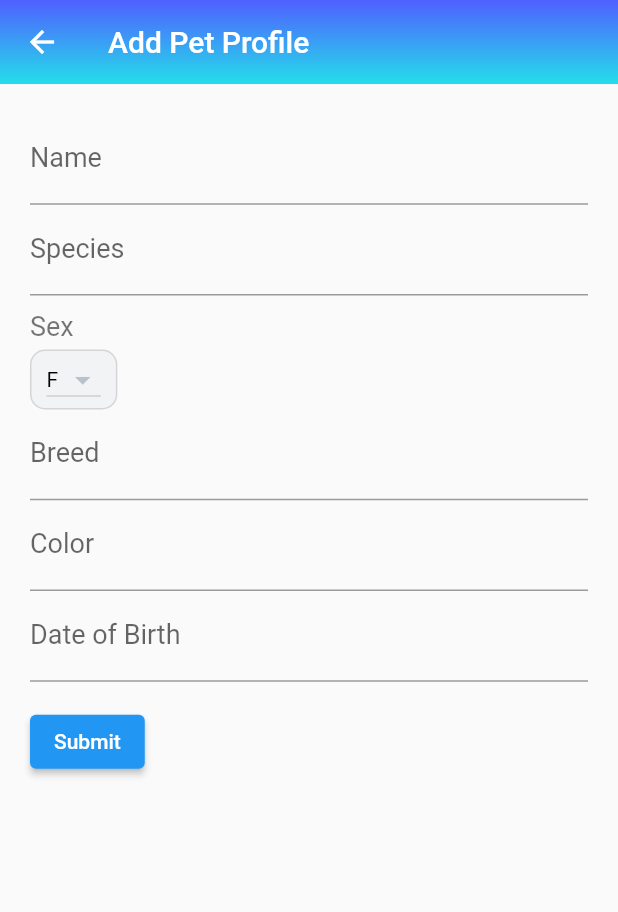
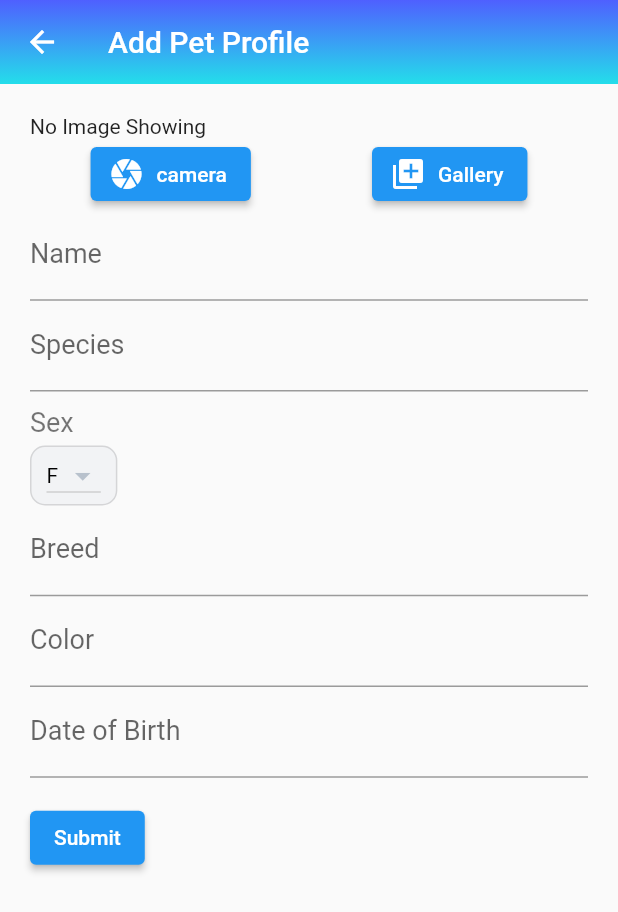
Before and after one commit to abichoi/Happy_Paws2, a Flutter app: the MyStatefulWidget screen opened directly, after a tap on the "add" icon, on a phone screen of 412 x 824 dp. Shown: the top 912 px of the screen. Run offline on Flutter 3.47's test engine with Material 2 defaults, Android fonts, the light colour scheme and no system bars; our stand-ins replace cloud_firestore, firebase_auth, firebase_core, firebase_storage, flutter_boxicons, image_picker; accounts and stored records are empty.

Commit message:
Able to upload pet profile Able to show on homepage as horizontal list

```diff
--- a/lib/AddProfile.dart
+++ b/lib/AddProfile.dart
@@ -1,8 +1,13 @@
+// import 'package:firebase_storage/firebase_storage.dart';
 import 'package:flutter/material.dart';
-import 'package:firebase_database/firebase_database.dart';
-import 'package:firebase_storage/firebase_storage.dart';
+import 'package:flutter/foundation.dart';
+import 'dart:io';
+// import 'package:firebase_database/firebase_database.dart';
+import 'package:firebase_storage/firebase_storage.dart'as firebase_storage;
 import 'package:cloud_firestore/cloud_firestore.dart';
-import 'package:firebase_core/firebase_core.dart';
+import 'package:image_picker/image_picker.dart';
+import 'package:path/path.dart' as path;
+// import 'package:firebase_core/firebase_core.dart';
 // import 'dropdownsex.dart';
 // import 'datepicker.dart';
 
@@ -16,6 +21,13 @@ class AddProfileFormWidget extends StatefulWidget {
 
 class AddProfileFormWidgetState extends State<AddProfileFormWidget> {
   // late DatabaseReference _ref;
+  // late String _uploadedFileURL;
+  late String returnURL;
+  firebase_storage.FirebaseStorage storage = firebase_storage.FirebaseStorage.instance;
+  File? _photo;
+  // late Future<PickedPhoto?> _photo = Future.value(null);
+  final ImagePicker _picker = ImagePicker();
+
   final _formKey = GlobalKey<FormState>();
   final _name = TextEditingController();
   final _species = TextEditingController();
@@ -36,9 +48,44 @@ class AddProfileFormWidgetState extends State<AddProfileFormWidget> {
     //form widget
     return Form(
       key: _formKey,
+      child: SingleChildScrollView(
         child: Column(
           crossAxisAlignment: CrossAxisAlignment.start,
           children: <Widget>[
+            Container(
+                child: _photo == null ? const Text('No Image Showing') : Image.file(_photo!)
+            ),
+            // FutureBuilder<_photo?>(
+            //   future: _photo,
+            //   builder: (context, snap) {
+            //     if (snap.hasData) {
+            //       return Container(
+            //         child: Image.file(
+            //           File(snap.data!.path),
+            //           fit: BoxFit.contain,
+            //         ),
+            //         color: Colors.blue,
+            //       );
+            //     }
+            //     return Container(
+            //       height: 200.0,
+            //       color: Colors.blue,
+            //     );
+            //   },
+            // ),
+            Row(
+              mainAxisAlignment: MainAxisAlignment.spaceAround,
+              children: [
+                ElevatedButton.icon(
+                    onPressed: () => imgFromCamera(),
+                    icon: const Icon(Icons.camera),
+                    label: const Text('camera')),
+                ElevatedButton.icon(
+                    onPressed: () => imgFromGallery(),
+                    icon: const Icon(Icons.library_add),
+                    label: const Text('Gallery')),
+              ],
+            ),
             TextFormField(
               controller: _name,
               decoration: const InputDecoration(
@@ -173,14 +220,62 @@ class AddProfileFormWidgetState extends State<AddProfileFormWidget> {
               padding: const EdgeInsets.symmetric(vertical: 16.0),
               child: ElevatedButton(
                 onPressed: () {
+                  if (_formKey.currentState!.validate()) {
                     savePetProfile();
+                  }
                 },
                 child: const Text('Submit'),
               ),
             ),
           ],
         ),
+      ),
     );
+  }
+
+  Future imgFromGallery() async {
+    final pickedFile = await _picker.pickImage(source: ImageSource.gallery);
+
+    setState(() {
+      if (pickedFile != null) {
+        _photo = File(pickedFile.path);
+        uploadFile();
+      } else {
+        print('No image selected.');
+      }
+    });
+  }
+
+  Future imgFromCamera() async {
+    final pickedFile = await _picker.pickImage(source: ImageSource.camera);
+
+    setState(() {
+      if (pickedFile != null) {
+        _photo = File(pickedFile.path);
+        uploadFile();
+      } else {
+        print('No image selected.');
+      }
+    });
+  }
+
+  Future uploadFile() async {
+    if (_photo == null) return;
+    final fileName = path.basename(_photo!.path);
+    const destination = 'user-images';
+
+    try {
+      final reference = firebase_storage.FirebaseStorage.instance
+          .ref(destination)
+          .child(fileName);
+      await reference.putFile(_photo!);
+      print('File Uploaded');
+      await reference.getDownloadURL().then((fileURL) {
+        returnURL =  fileURL;
+      });
+    } catch (e) {
+      print('error');
+    }
   }
 
 
@@ -192,18 +287,19 @@ class AddProfileFormWidgetState extends State<AddProfileFormWidget> {
     String color = _color.text;
     String dob = _dob.text;
 
-    // Map<String, String> petprofile = {
-    //   'name': name,
-    //   'species': species,
-    //   'sex': sex,
-    //   'breed': breed,
-    //   'color': color,
-    //   'dob': dob,
-    // };
+    Map<String, String> _petprofile = {
+      'name': name,
+      'species': species,
+      'sex': sex,
+      'breed': breed,
+      'color': color,
+      'dob': dob,
+      'img': returnURL
+    };
 
     FirebaseFirestore.instance
         .collection('Pet_Profile')
-        .add({'name': name, 'species': species, 'sex': sex, 'breed': breed, 'color': color, 'dob': dob});
+        .add(_petprofile);
   }
 
 }
--- a/lib/Homepage.dart
+++ b/lib/Homepage.dart
@@ -4,6 +4,7 @@ import 'package:flutter/material.dart';
 import 'package:flutter_boxicons/flutter_boxicons.dart';
 import 'AddContact.dart';
 import 'AddProfile.dart';
+import 'package:cloud_firestore/cloud_firestore.dart';
 import 'package:firebase_core/firebase_core.dart';
 import 'firebase_options.dart';
 
@@ -15,8 +16,8 @@ class _HomePageWidget extends StatefulWidget {
 }
 
 class _HomePageWidgetState extends State<_HomePageWidget>{
-  final title1_Home = new Text('Pet Profiles', style: TextStyle(fontSize: 40.0, fontWeight: FontWeight.bold),);
-  final title2_Home = new Text('Contact', style: TextStyle(fontSize: 40.0, fontWeight: FontWeight.bold),);
+  final title1_Home = const Text('Pet Profiles', style: TextStyle(fontSize: 40.0, fontWeight: FontWeight.bold),);
+  final title2_Home = const Text('Contact', style: TextStyle(fontSize: 40.0, fontWeight: FontWeight.bold),);
   final margin = const EdgeInsets.only(bottom: 10.0, right: 10.0, left: 10.0);
   @override
   Widget build(BuildContext context) {
@@ -25,51 +26,51 @@ class _HomePageWidgetState extends State<_HomePageWidget>{
     return Column(
         children: <Widget>[
           Container(
-            width: width,
+            // width: width,
             height: height/3,
-            color: Colors.green,
-            child: Padding(
-                padding: EdgeInsets.all(8.0),
-                child: Container (
-                    child: Row (
+            // color: Colors.green,
+            child: Column(
+                    // crossAxisAlignment: CrossAxisAlignment.start,
+                    children: <Widget>[
+                      Row (
                           mainAxisAlignment: MainAxisAlignment.spaceBetween,
                           crossAxisAlignment: CrossAxisAlignment.start,
                           children: < Widget> [
-                          Text('Pet Profile', style: new TextStyle(fontSize: 30.0, fontWeight:FontWeight.bold  ),),
-
+                            const Text('Pet Profile', style: TextStyle(fontSize: 30.0, fontWeight:FontWeight.bold  ),),
                             IconButton(
-                            icon: Icon(Icons.add),
+                              icon: const Icon(Icons.add),
                               color: Colors.black,
                               onPressed: () {
-                              Navigator.push(
-                                context,
-                                MaterialPageRoute(builder: (_) => AddProfilePage()),
-                              );
+                                Navigator.push(context, MaterialPageRoute(builder: (_) => const AddProfilePage()),);
                                 },
                               tooltip: 'Add Pet Profile',),
                           ]
-                    )
-                )
                       ),
+                      Expanded(
+                        child: _PetProfileList(),
+                      ),
+                    ]
+                ),
+
           ),
           Expanded(
               child: Container(
                 width: width,
                 color: Colors.blueGrey,
                 child: Padding(
-                    padding: EdgeInsets.all(8.0),
+                    padding: const EdgeInsets.all(8.0),
                     child: Row (
                         mainAxisAlignment: MainAxisAlignment.spaceBetween,
                         crossAxisAlignment: CrossAxisAlignment.start,
                         children: < Widget> [
-                          Text('Contact', style: new TextStyle(fontSize: 30.0, fontWeight:FontWeight.bold  ),),
+                          const Text('Contact', style: TextStyle(fontSize: 30.0, fontWeight:FontWeight.bold  ),),
                           IconButton(
-                            icon: Icon(Icons.add),
+                            icon: const Icon(Icons.add),
                             color: Colors.black,
                             onPressed: () {
                               Navigator.push(
                                 context,
-                                MaterialPageRoute(builder: (_) => addcontactpage()),
+                                MaterialPageRoute(builder: (_) => const addcontactpage()),
                               );
                             },
                             tooltip: 'Add Pet Profile',),
@@ -112,10 +113,10 @@ class _MyStatefulWidgetState extends State<MyStatefulWidget> {
   ];
 
   final _PageOption = [
-    _HomePageWidget(),
-    Text('Appointment', style: optionStyle,),
-    Text('Storage',style: optionStyle,),
-    Text('Shop', style: optionStyle, ),
+    const _HomePageWidget(),
+    const Text('Appointment', style: optionStyle,),
+    const Text('Storage',style: optionStyle,),
+    const Text('Shop', style: optionStyle, ),
   ];
 
   final _colorOptions = [
@@ -184,6 +185,52 @@ class _MyStatefulWidgetState extends State<MyStatefulWidget> {
   }
 }
 
+  class _PetProfileList extends StatelessWidget {
+  final db = FirebaseFirestore.instance;
+  @override
+  Widget build(BuildContext context) {
+  return Scaffold(
+    body: StreamBuilder<QuerySnapshot>(
+      stream: db.collection('Pet_Profile').snapshots(),
+      builder: (context, snapshot) {
+        if (!snapshot.hasData) {
+          return const Center(
+            child: CircularProgressIndicator(),
+          );
+        } else {
+          return ListView.builder(
+            shrinkWrap: true,
+            scrollDirection: Axis.horizontal,
+            itemCount: snapshot.data!.docs.length,
+            itemBuilder: (context, index) {
+              DocumentSnapshot _pet = snapshot.data!.docs[index];
+              return Card(
+                child: InkWell(
+                  splashColor: Colors.blue.withAlpha(30),
+                  onTap: () {
+                    debugPrint('Card tapped.');
+                  },
+                  child: Container(
+                    width: 150,
+                    child: Column(
+                      children:<Widget>[
+                        Image.network(_pet.get("img")),
+                        Text(_pet.get("name")),
+                      ]
+                    ),
+                  ),
+                ),
+
+              );
+            },
+          );
+        }},
+    ),
+  );}
+}
+
+
+
 class HomePage extends StatelessWidget{
   const HomePage({Key? key}) : super(key: key);
 
--- a/pubspec.yaml
+++ b/pubspec.yaml
@@ -42,6 +42,7 @@ dependencies:
   flutter_auth_buttons: ^0.10.0
   firebase_storage: ^10.2.13
   cloud_firestore: ^3.1.13
+  image_picker: ^0.8.5
 
 dev_dependencies:
   flutter_test:
```
Also changed, not shown: lib/ProfileDetail.dart (added), pubspec.lock. Lines whose indentation alone changed are shown as unchanged.
